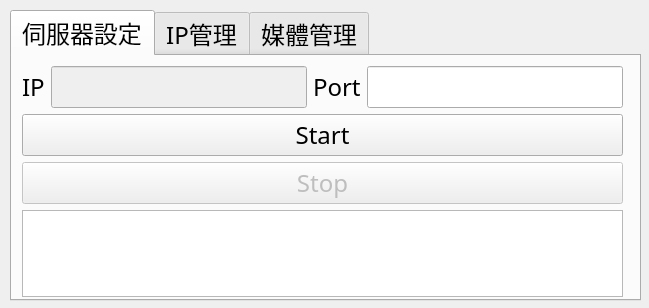
Qt form Server/ServerUI.ui (zeus83157/MPSystem) before a commit.
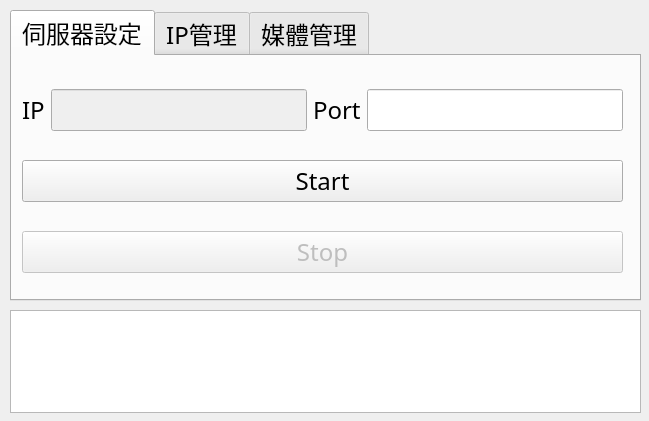
The same form after that commit. The open tabs and pages were chosen to show the change.

Commit message: 修正Layout

Diff of the .ui file:
```diff
--- a/Server/ServerUI.ui
+++ b/Server/ServerUI.ui
@@ -7,7 +7,7 @@
     <x>0</x>
     <y>0</y>
     <width>649</width>
-    <height>308</height>
+    <height>421</height>
    </rect>
   </property>
   <property name="windowTitle">
@@ -96,16 +96,6 @@
         </property>
        </widget>
       </item>
-      <item>
-       <widget class="QTextEdit" name="SStextEdit">
-        <property name="enabled">
-         <bool>true</bool>
-        </property>
-        <property name="readOnly">
-         <bool>true</bool>
-        </property>
-       </widget>
-      </item>
      </layout>
     </widget>
    </widget>
@@ -285,6 +275,22 @@
     </widget>
    </widget>
   </widget>
+  <widget class="QTextEdit" name="SStextEdit">
+   <property name="enabled">
+    <bool>true</bool>
+   </property>
+   <property name="geometry">
+    <rect>
+     <x>10</x>
+     <y>310</y>
+     <width>631</width>
+     <height>103</height>
+    </rect>
+   </property>
+   <property name="readOnly">
+    <bool>true</bool>
+   </property>
+  </widget>
  </widget>
  <resources/>
  <connections/>
```
Left out of the diff: 2 changed lines with no effect on the pictures. The commit also changes 1 other file.
